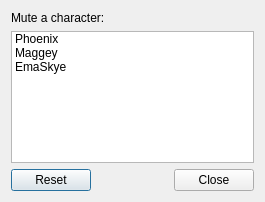
Above: resource/ui/mute.ui from AttorneyOnline/AO2-Client before the change. Below: the same form after it.
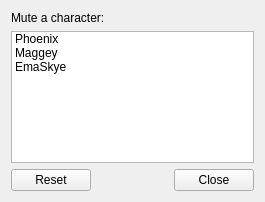
That is the form after the change.

Commit message: Fully working mute dialog

What changed in the file:
```diff
--- a/resource/ui/mute.ui
+++ b/resource/ui/mute.ui
@@ -1,7 +1,7 @@
 <?xml version="1.0" encoding="UTF-8"?>
 <ui version="4.0">
  <class>Form</class>
- <widget class="QDialog" name="Form">
+ <widget class="QWidget" name="Form">
   <property name="windowModality">
    <enum>Qt::WindowModal</enum>
   </property>
```
The commit also changes 4 other files.
